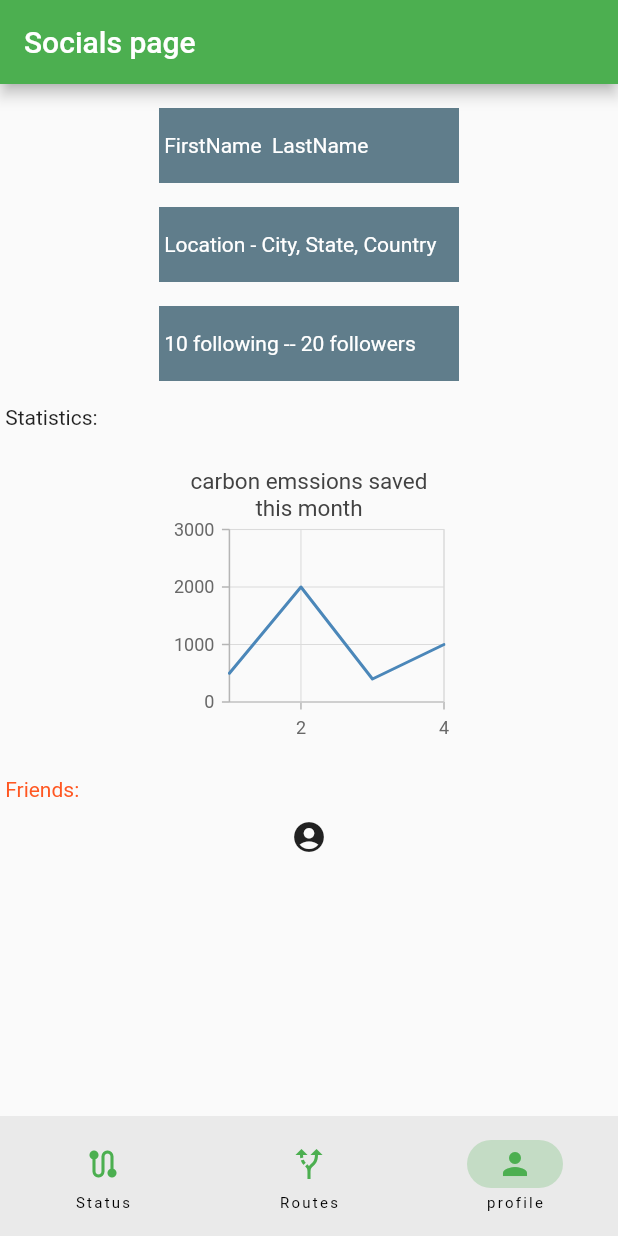
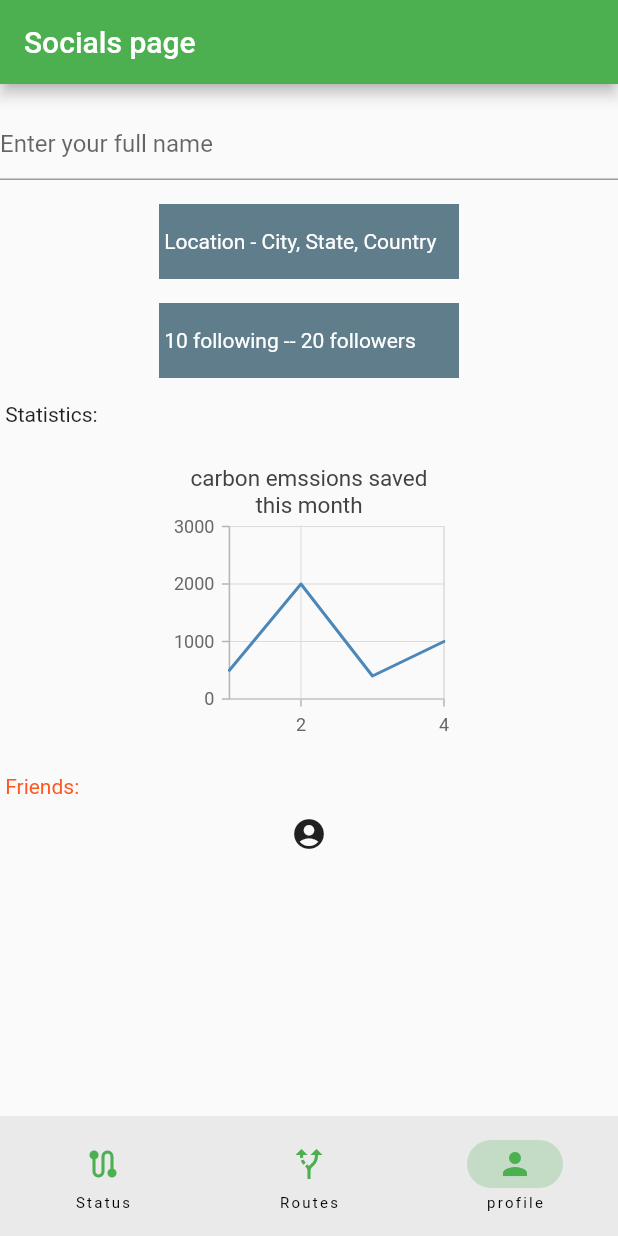
Before and after one commit to Arjdroid/greenifytransit, a Flutter app: the screen it shows after launch, item 3 of the bottom bar chosen, on a phone screen of 412 x 824 dp. Run offline on Flutter 3.47's test engine with Material 2 defaults, Android fonts, the phone set to English and light mode, and no system bars; our stand-ins replace syncfusion_flutter_charts.

Commit message:
first input form update

```diff
--- a/lib/social_page.dart
+++ b/lib/social_page.dart
@@ -26,28 +26,18 @@ class _SocialsPageState extends State<SocialsPage> {
           children: const [Text(' ')],
         ), //Empty row
 
-        Container(
-          // margin: const EdgeInsets.fromLTRB(50, 50, 50, 50),
-          height: 50,
-          width: 200,
-          color: Colors.blueGrey,
+        TextFormField(
+          decoration: const InputDecoration(
+            hintText: 'Enter your full name',
+          ),
+          validator: (String? value) {
+            if (value == null || value.isEmpty) {
+              return 'Please enter some text';
+            }
+            return null;
+          },
+        ),
 
-          child: Row(
-            // ignore: prefer_const_literals_to_create_immutables
-
-            children: const [
-              Text(
-                ' FirstName',
-                style: TextStyle(color: Colors.white),
-              ),
-              Text(' '),
-              Text(
-                ' LastName',
-                style: TextStyle(color: Colors.white),
-              ),
-            ],
-          ), //Firstname and Lastname
-        ), //Name container
         Row(
           children: const [Text(' ')],
         ), //empty row
```
